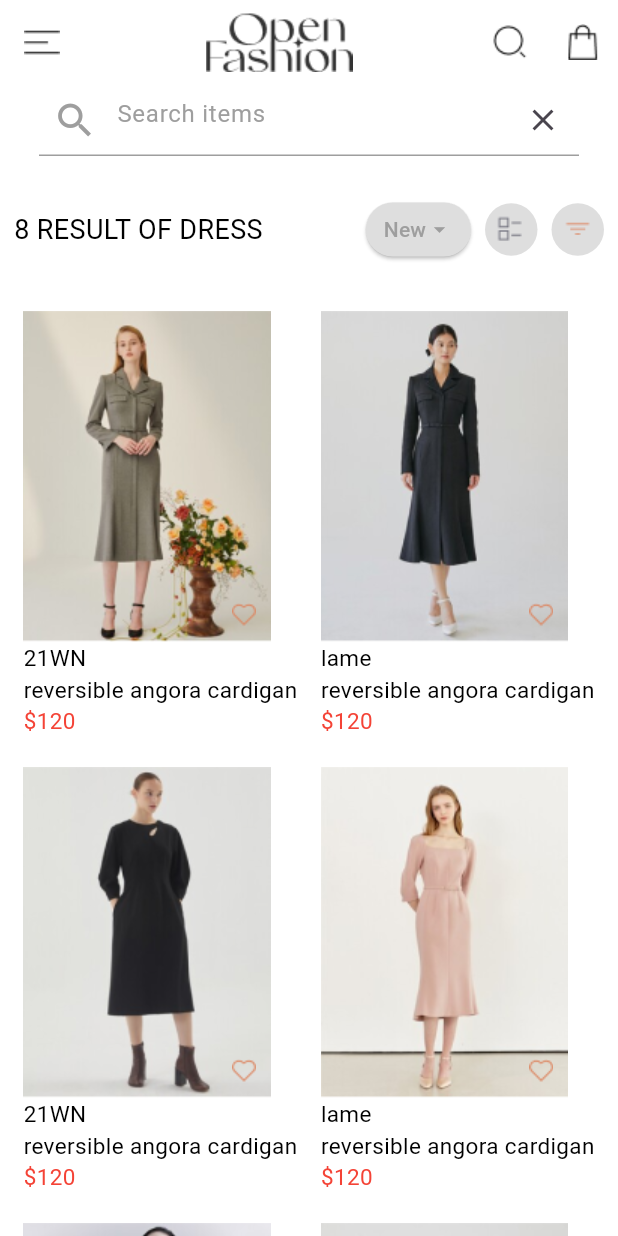
After one commit to Rosesarah15/open_fashion, a Flutter app: the screen it shows after launch, scrolled down 576 dp, after a tap on "Tshirt", on a phone screen of 412 x 824 dp. The commit adds this screen. Run offline on Flutter 3.47's test engine with Material 3 defaults, Android fonts, the phone set to English and light mode, and no system bars.

Commit message:
added search view

```diff
--- a/lib/Commons/widgets/new_arrival.dart
+++ b/lib/Commons/widgets/new_arrival.dart
@@ -1,9 +1,11 @@
 import 'package:flutter/material.dart';
 import 'package:open_fashion/Commons/theme/app_colors.dart';
+
 import 'package:open_fashion/Screens/blog_listview_screen.dart';
 import 'package:open_fashion/Screens/category_grid_viewscreen.dart';
 import 'package:open_fashion/Screens/category_gridviewcoats.dart';
 import 'package:open_fashion/Screens/category_listview_screen.dart';
+import 'package:open_fashion/Screens/search_view_screen.dart';
 
 class NewArrival extends StatelessWidget {
   const NewArrival({super.key});
@@ -52,7 +54,14 @@ class NewArrival extends StatelessWidget {
                             builder: (context) => const BlogListViewPage()));
                   },
                   child: _buildNewArrivalText('Dress')),
-              _buildNewArrivalText('Tshirt'),
+              GestureDetector(
+                  onTap: () {
+                    Navigator.push(
+                        context,
+                        MaterialPageRoute(
+                            builder: (context) => const SearchViewPage()));
+                  },
+                  child: _buildNewArrivalText('Tshirt')),
               _buildNewArrivalText('Bag'),
             ],
           ),
--- /dev/null
+++ b/lib/Commons/widgets/search_view.dart
@@ -0,0 +1,248 @@
+import 'package:flutter/material.dart';
+import 'package:open_fashion/Commons/theme/app_colors.dart';
+import 'package:open_fashion/Commons/widgets/contact.dart';
+
+class SearchView extends StatelessWidget {
+  const SearchView({super.key});
+
+  @override
+  Widget build(BuildContext context) {
+    return Container(
+      color: Colors.white,
+      child: SingleChildScrollView(
+          scrollDirection: Axis.vertical,
+          child: Column(
+            children: [
+              Padding(
+                padding: const EdgeInsets.symmetric(horizontal: 25),
+                child: SizedBox(
+                  width: 360,
+                  child: TextField(
+                    decoration: InputDecoration(
+                      hintText: 'Search items',
+                      hintStyle: const TextStyle(color: Colors.grey),
+                      prefixIcon: const Icon(
+                        Icons.search,
+                        color: Colors.grey,
+                        size: 30,
+                      ),
+                      suffixIcon: IconButton(
+                        icon: const Icon(Icons.clear),
+                        onPressed: () {},
+                      ),
+                      enabledBorder: const UnderlineInputBorder(
+                        borderSide: BorderSide(
+                          color: Colors.grey,
+                        ),
+                      ),
+                      focusedBorder: const UnderlineInputBorder(
+                        borderSide: BorderSide(color: Colors.grey),
+                      ),
+                    ),
+                    onChanged: (value) {},
+                  ),
+                ),
+              ),
+              const SizedBox(height: 25),
+              _buildCategorygridButtons(),
+              const SizedBox(height: 30),
+              Row(
+                mainAxisAlignment: MainAxisAlignment.spaceEvenly,
+                children: [
+                  _buildImageTextHeart(
+                      Image.asset('assets/images/greydress.png'),
+                      '21WN\nreversible angora cardigan',
+                      '120'),
+                  _buildImageTextHeart(
+                      Image.asset('assets/images/blacksuitdress.png'),
+                      'lame\nreversible angora cardigan',
+                      '120'),
+                ],
+              ),
+              const SizedBox(height: 20),
+              Row(
+                mainAxisAlignment: MainAxisAlignment.spaceEvenly,
+                children: [
+                  _buildImageTextHeart(
+                      Image.asset('assets/images/blackdress.png'),
+                      '21WN\nreversible angora cardigan',
+                      '120'),
+                  _buildImageTextHeart(
+                      Image.asset('assets/images/peachdress.png'),
+                      'lame\nreversible angora cardigan',
+                      '120'),
+                ],
+              ),
+              const SizedBox(height: 20),
+              Row(
+                mainAxisAlignment: MainAxisAlignment.spaceEvenly,
+                children: [
+                  _buildImageTextHeart(
+                      Image.asset('assets/images/blackpartydress.png'),
+                      '21WN\nreversible angora cardigan',
+                      '120'),
+                  _buildImageTextHeart(
+                      Image.asset('assets/images/paleblackdress.png'),
+                      'lame\nreversible angora cardigan',
+                      '120'),
+                ],
+              ),
+              const SizedBox(height: 20),
+              Row(
+                mainAxisAlignment: MainAxisAlignment.spaceEvenly,
+                children: [
+                  _buildImageTextHeart(
+                      Image.asset('assets/images/creamdress.png'),
+                      '21WN\nreversible angora cardigan',
+                      '120'),
+                  _buildImageTextHeart(
+                      Image.asset('assets/images/blackdress.png'),
+                      'lame\nreversible angora cardigan',
+                      '120'),
+                ],
+              ),
+              const SizedBox(height: 50),
+              _buildGreyBoxes(),
+              const SizedBox(height: 30),
+              buildFooter(context),
+            ],
+          )),
+    );
+  }
+}
+
+Widget _buildCategorygridButtons() {
+  return Row(
+    mainAxisAlignment: MainAxisAlignment.spaceEvenly,
+    children: [
+      const Text(
+        '8 RESULT OF DRESS',
+        style: TextStyle(fontSize: 18, color: Colors.black),
+      ),
+      const SizedBox(width: 50),
+      ElevatedButton(
+        onPressed: () {},
+        style: ElevatedButton.styleFrom(
+          backgroundColor: AppColors.buttonCColor,
+          minimumSize: Size.zero,
+          padding: const EdgeInsets.symmetric(horizontal: 12, vertical: 8),
+        ),
+        child: const Row(
+          mainAxisSize: MainAxisSize.min,
+          children: [
+            Text(
+              'New',
+              style: TextStyle(
+                color: Colors.grey,
+              ),
+            ),
+            Icon(
+              Icons.arrow_drop_down,
+              color: Colors.grey,
+            ),
+          ],
+        ),
+      ),
+      _buildCircularContainerWithImage(
+          Image.asset('assets/icons/Listview.png')),
+      _buildCircularContainerWithImage(Image.asset('assets/icons/Filter.png')),
+    ],
+  );
+}
+
+Widget _buildCircularContainerWithImage(Image image) {
+  return Container(
+    width: 35,
+    height: 35,
+    decoration: const BoxDecoration(
+      color: AppColors.buttonCColor,
+      shape: BoxShape.circle,
+    ),
+    child: Center(
+      child: ClipOval(
+        child: SizedBox(
+          width: 30,
+          height: 30,
+          child: image,
+        ),
+      ),
+    ),
+  );
+}
+
+Widget _buildImageTextHeart(Image image, String text, String number) {
+  return Column(
+    // mainAxisAlignment: MainAxisAlignment.spaceEvenly,
+    crossAxisAlignment: CrossAxisAlignment.start,
+    children: [
+      Stack(
+        children: [
+          image,
+          Positioned(
+            bottom: 10,
+            right: 10,
+            child: Image.asset('assets/icons/Heart.png'),
+          ),
+        ],
+      ),
+      Text(
+        text,
+        style: const TextStyle(fontSize: 15, color: Colors.black),
+      ),
+      Text(
+        '\$$number',
+        style: const TextStyle(fontSize: 15, color: Colors.red),
+      ),
+    ],
+  );
+}
+
+Widget _buildGreyBoxes() {
+  return Row(
+    mainAxisAlignment: MainAxisAlignment.center,
+    children: [
+      Row(
+        children: List.generate(
+          5,
+          (index) => Padding(
+            padding: const EdgeInsets.symmetric(horizontal: 7.0),
+            child: Row(
+              children: [
+                GreyBox(index + 1),
+                //const SizedBox(width: 4.0),
+              ],
+            ),
+          ),
+        ),
+      ),
+      const SizedBox(width: 4.0),
+      Image.asset(
+        'assets/icons/Forward (2).png',
+        color: Colors.black,
+      )
+    ],
+  );
+}
+
+class GreyBox extends StatelessWidget {
+  final int number;
+
+  const GreyBox(this.number, {super.key});
+
+  @override
+  Widget build(BuildContext context) {
+    return Container(
+      width: 30,
+      height: 30,
+      decoration: const BoxDecoration(
+        color: Colors.grey,
+      ),
+      child: Center(
+        child: Text(
+          ' $number',
+          style: const TextStyle(color: Colors.white),
+        ),
+      ),
+    );
+  }
+}
--- /dev/null
+++ b/lib/Screens/search_view_screen.dart
@@ -0,0 +1,18 @@
+import 'package:flutter/material.dart';
+import 'package:open_fashion/Commons/widgets/search_view.dart';
+import 'package:open_fashion/Screens/contact_us.dart';
+
+class SearchViewPage extends StatelessWidget {
+  const SearchViewPage({super.key});
+
+  @override
+  Widget build(BuildContext context) {
+    return Scaffold(
+      appBar: buildAppBar(
+          appbarColor: Colors.white,
+          imageColor: Colors.black,
+          iconColor: Colors.black),
+      body: const SearchView(),
+    );
+  }
+}
```
Also changed, not shown: assets/images/blackdress.png (added), assets/images/blackpartydress.png (added), assets/images/blacksuitdress.png (added), assets/images/creamdress.png (added), assets/images/greydress.png (added), assets/images/paleblackdress.png (added), assets/images/peachdress.png (added).
